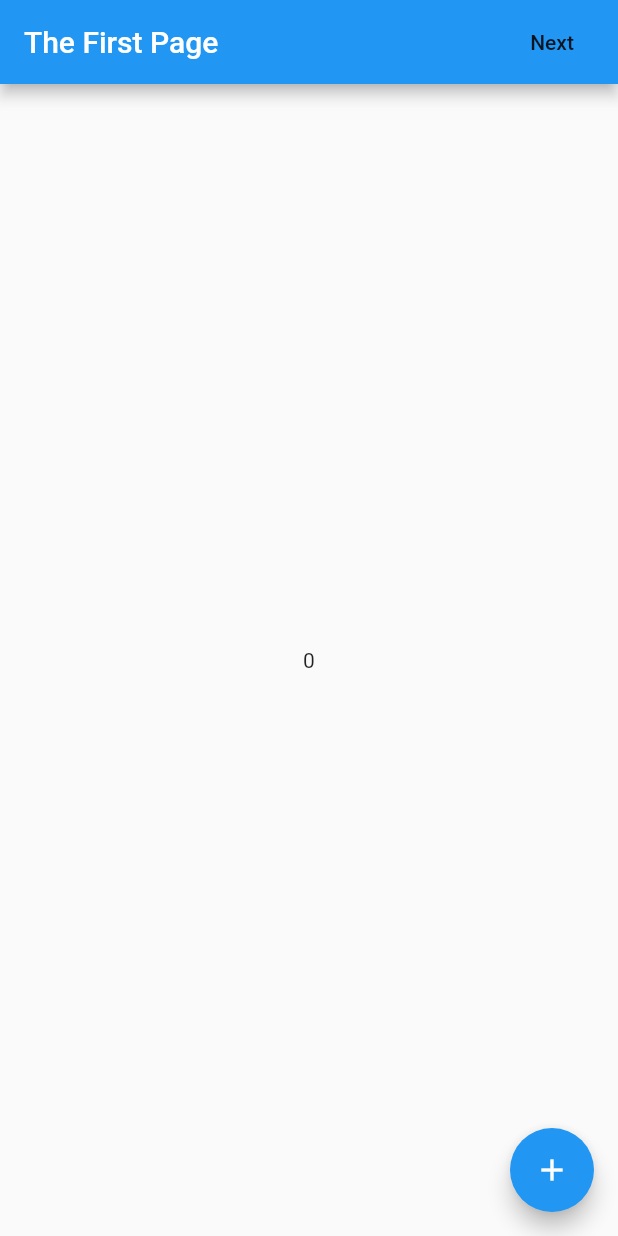
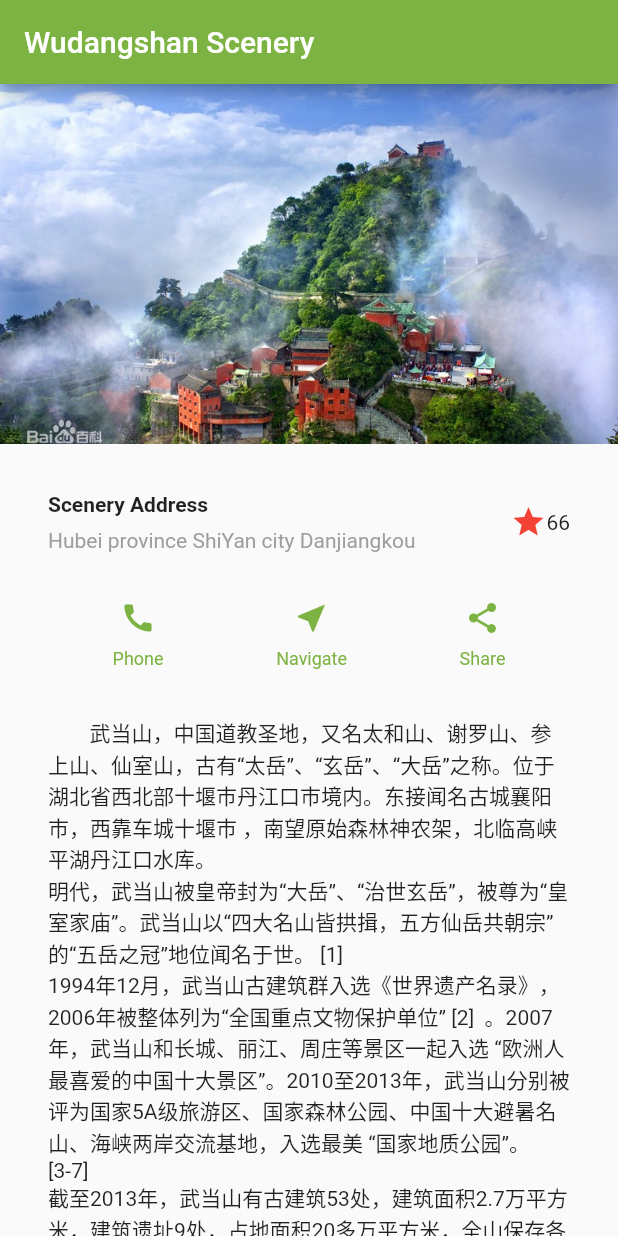
Before and after one commit to iwufan/flutter_demos, a Flutter app: the screen it shows after launch, on a phone screen of 412 x 824 dp. Run offline on Flutter 3.47's test engine with Material 2 defaults, Android fonts, the phone set to English and light mode, and no system bars; our stand-ins replace dio, string_validator.

Commit message:
1. 添加登录、路由和统合示例。

```diff
--- a/flutter_basic/lib/main.dart
+++ b/flutter_basic/lib/main.dart
@@ -4,6 +4,9 @@ import 'package:http/http.dart' as http;
 import 'dart:convert';
 import 'dart:io';
 import 'pages/poetry_list_page.dart';
+import 'pages/login.dart';
+import 'pages/Route.dart';
+import 'pages/Scenery.dart';
 
 void main() => runApp(MyApp());
 
@@ -11,69 +14,82 @@ class MyApp extends StatelessWidget {
   @override
   Widget build(BuildContext context) {
     // TODO: implement build
-    return MultiProvider(
-      providers: [
-        ChangeNotifierProvider(create: (_) => Counter()),
-      ],
-      child: MaterialApp(
-        title: "Provider example",
-        home: FirstPage(),
+    return MaterialApp(
+      home: SceneryPage(),
+      title: 'Examples',
+      theme: ThemeData(
+        primarySwatch: Colors.orange,
       ),
+      routes: {
+        '/first': (BuildContext context) => FirstPage(),
+        'second': (BuildContext context) => SecondPage(),
+        '/home': (BuildContext context) => MyHomePage(),
+      },
+//      initialRoute: '/first',
     );
+//    return MultiProvider(
+//      providers: [
+//        ChangeNotifierProvider(create: (_) => Counter()),
+//      ],
+//      child: MaterialApp(
+//        title: "Provider example",
+//        home: MyHomePage(),
+//      ),
+//    );
   }
 }
 
-class FirstPage extends StatelessWidget {
-  @override
-  Widget build(BuildContext context) {
-    // TODO: implement build
-    return Scaffold(
-      appBar: AppBar(
-        title: Text("The First Page"),
-        actions: <Widget>[
-          FlatButton(
-            child: Text("Next"),
-            onPressed: () =>
-              Navigator.push(context, MaterialPageRoute(builder: (context){
-//                return SecondPage();
-                return PoetryListPage();
-              })),
-          ),
-        ],
-      ),
-      body: Center(
-        child: Text("${Provider.of<Counter>(context, listen: false).count}"),
-      ),
-      floatingActionButton: FloatingActionButton(
-        onPressed: (){
-          Provider.of<Counter>(context, listen: false).increment();
-        },
-        child: Icon(Icons.add),
-      ),
-    );
-  }
-}
-
-class SecondPage extends StatelessWidget {
-  @override
-  Widget build(BuildContext context) {
-    // TODO: implement build
-    return Scaffold(
-      appBar: AppBar(
-        title: Text("The Second Page"),
-      ),
-      body: Center(
-        child: Text("${Provider.of<Counter>(context, listen: false).count}"),
-      ),
-      floatingActionButton: FloatingActionButton(
-        onPressed: (){
-          Provider.of<Counter>(context, listen: false).increment();
-        },
-        child: Icon(Icons.add),
-      ),
-    );
-  }
-}
+//class FirstPage extends StatelessWidget {
+//  @override
+//  Widget build(BuildContext context) {
+//    // TODO: implement build
+//    return Scaffold(
+//      appBar: AppBar(
+//        title: Text("The First Page"),
+//        actions: <Widget>[
+//          FlatButton(
+//            child: Text("Next"),
+//            onPressed: () =>
+//              Navigator.push(context, MaterialPageRoute(builder: (context){
+////                return SecondPage();
+//                return LoginPage();
+//              })),
+//          ),
+//        ],
+//      ),
+//      body: Center(
+//        child: Text("${Provider.of<Counter>(context, listen: false).count}"),
+//      ),
+//      floatingActionButton: FloatingActionButton(
+//        onPressed: (){
+//          Provider.of<Counter>(context, listen: false).increment();
+//        },
+//        child: Icon(Icons.add),
+//      ),
+//    );
+//  }
+//}
+//
+//class SecondPage extends StatelessWidget {
+//  @override
+//  Widget build(BuildContext context) {
+//    // TODO: implement build
+//    return Scaffold(
+//      appBar: AppBar(
+//        title: Text("The Second Page"),
+//      ),
+//      body: Center(
+//        child: Text("${Provider.of<Counter>(context, listen: false).count}"),
+//      ),
+//      floatingActionButton: FloatingActionButton(
+//        onPressed: (){
+//          Provider.of<Counter>(context, listen: false).increment();
+//        },
+//        child: Icon(Icons.add),
+//      ),
+//    );
+//  }
+//}
 
 class HttpPage extends StatelessWidget {
   @override
--- /dev/null
+++ b/flutter_basic/lib/pages/Scenery.dart
@@ -0,0 +1,117 @@
+import 'package:flutter/material.dart';
+
+class SceneryPage extends StatelessWidget {
+  @override
+  Widget build(BuildContext context) {
+    Widget addressContainer = Container(
+      padding: const EdgeInsets.all(32.0),
+      child: Row(
+        children: <Widget>[
+          Expanded(
+            child: Column(
+              crossAxisAlignment: CrossAxisAlignment.start,
+              children: <Widget>[
+                Container(
+                  padding: const EdgeInsets.only(bottom: 8.0),
+                  child: Text(
+                    'Scenery Address',
+                    style: TextStyle(
+                      fontWeight: FontWeight.bold,
+                    ),
+                  ),
+                ),
+                Text(
+                  'Hubei province ShiYan city Danjiangkou',
+                  style: TextStyle(
+                    color: Colors.grey[500],
+                  ),
+                ),
+              ],
+            ),
+          ),
+          Icon(
+            Icons.star,
+            color: Colors.red[500],
+          ),
+          Text('66'),
+        ],
+      ),
+    );
+
+    Column buildButtonColumn(IconData icon, String label){
+      return Column(
+        mainAxisSize: MainAxisSize.min,
+        mainAxisAlignment: MainAxisAlignment.center,
+        children: <Widget>[
+          Icon(icon, color: Colors.lightGreen[600]),
+          Container(
+            margin: const EdgeInsets.only(top: 8),
+            child: Text(
+              label,
+              style: TextStyle(
+                fontSize: 12.0,
+                fontWeight: FontWeight.w400,
+                color: Colors.lightGreen[600],
+              ),
+            ),
+          ),
+        ],
+      );
+    }
+
+    Widget buttonsContainer = Container(
+      child: Row(
+        mainAxisAlignment: MainAxisAlignment.spaceEvenly,
+        children: <Widget>[
+          buildButtonColumn(Icons.call, 'Phone'),
+          buildButtonColumn(Icons.near_me, 'Navigate'),
+          buildButtonColumn(Icons.share, 'Share')
+        ],
+      ),
+    );
+
+    Widget textContainer = Container(
+      padding: const EdgeInsets.all(32.0),
+      child: Text(
+        '''
+        武当山，中国道教圣地，又名太和山、谢罗山、参上山、仙室山，古有“太岳”、“玄岳”、“大岳”之称。位于湖北省西北部十堰市丹江口市境内。东接闻名古城襄阳市，西靠车城十堰市 ，南望原始森林神农架，北临高峡平湖丹江口水库。
+明代，武当山被皇帝封为“大岳”、“治世玄岳”，被尊为“皇室家庙”。武当山以“四大名山皆拱揖，五方仙岳共朝宗”的“五岳之冠”地位闻名于世。 [1]
+1994年12月，武当山古建筑群入选《世界遗产名录》，2006年被整体列为“全国重点文物保护单位” [2]  。2007年，武当山和长城、丽江、周庄等景区一起入选 “欧洲人最喜爱的中国十大景区”。2010至2013年，武当山分别被评为国家5A级旅游区、国家森林公园、中国十大避暑名山、海峡两岸交流基地，入选最美 “国家地质公园”。 [3-7]
+截至2013年，武当山有古建筑53处，建筑面积2.7万平方米，建筑遗址9处，占地面积20多万平方米，全山保存各类文物5035件。 [8-9]
+武当山是道教名山和武当武术的发源地，被称为“亘古无双胜境，天下第一仙山”。武当武术，是中华武术的重要流派。元末明初，道士张三丰集其大成，开创武当派。 [1]
+        ''',
+        softWrap: true,
+      ),
+    );
+
+    return MaterialApp(
+      title: 'Layout Example',
+      theme: ThemeData(
+        brightness: Brightness.light,
+        primaryColor: Colors.lightGreen[600],
+        accentColor: Colors.orange[600],
+      ),
+      home: Scaffold(
+        appBar: AppBar(
+          title: Text(
+            'Wudangshan Scenery',
+            style: TextStyle(color: Colors.white),
+          ),
+        ),
+        body: ListView(
+          children: <Widget>[
+            Image.asset(
+              'images/wudangshan.jpeg',
+              width: 600.0,
+              height: 240.0,
+              fit: BoxFit.cover,
+            ),
+            addressContainer,
+            buttonsContainer,
+            textContainer,
+          ],
+        ),
+      ),
+    );
+  }
+}
--- a/flutter_basic/pubspec.yaml
+++ b/flutter_basic/pubspec.yaml
@@ -24,6 +24,7 @@ dependencies:
   provider: ^4.0.4
   http: ^0.12.0+4
   dio: ^3.0.9
+  string_validator: ^0.1.3
 
   # The following adds the Cupertino Icons font to your application.
   # Use with the CupertinoIcons class for iOS style icons.
@@ -46,7 +47,8 @@ flutter:
   uses-material-design: true
 
   # To add assets to your application, add an assets section, like this:
-  # assets:
+  assets:
+  - images/wudangshan.jpeg
   #  - images/a_dot_burr.jpeg
   #  - images/a_dot_ham.jpeg
 
```
Also changed, not shown: flutter_basic/lib/pages/Route.dart (added, +87 -0 lines), flutter_basic/lib/pages/login.dart (added, +90 -0 lines), flutter_basic/images/wudangshan.jpeg (added).
